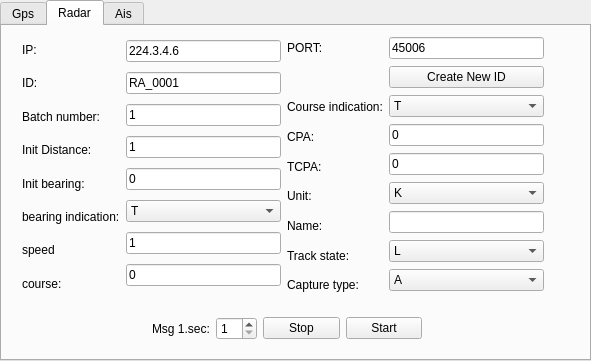
Old version of the form src/mainWin.ui in the repository zhoutk/udpTools.
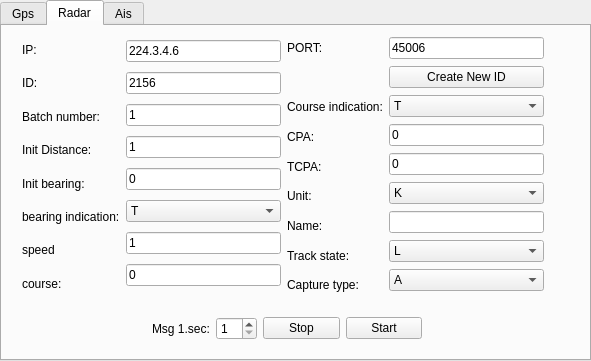
New version of the form. The open tabs and pages were chosen to show the change.

Commit message: radar & ais id tuning.

The edit to the form file:
```diff
--- a/src/mainWin.ui
+++ b/src/mainWin.ui
@@ -479,7 +479,7 @@
         <item>
          <widget class="QLineEdit" name="radarId">
           <property name="text">
-           <string>RA_0001</string>
+           <string>2156</string>
           </property>
          </widget>
         </item>
```
Left out of the diff: 2 changed lines with no effect on the pictures. The commit also changes 1 other file.
